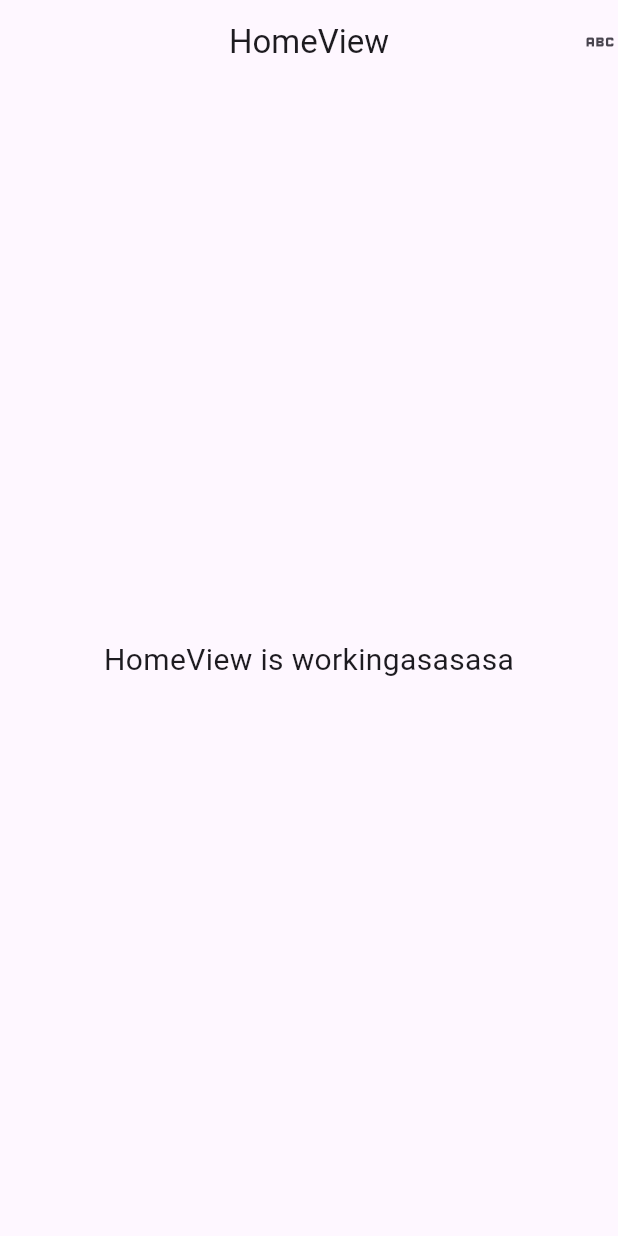
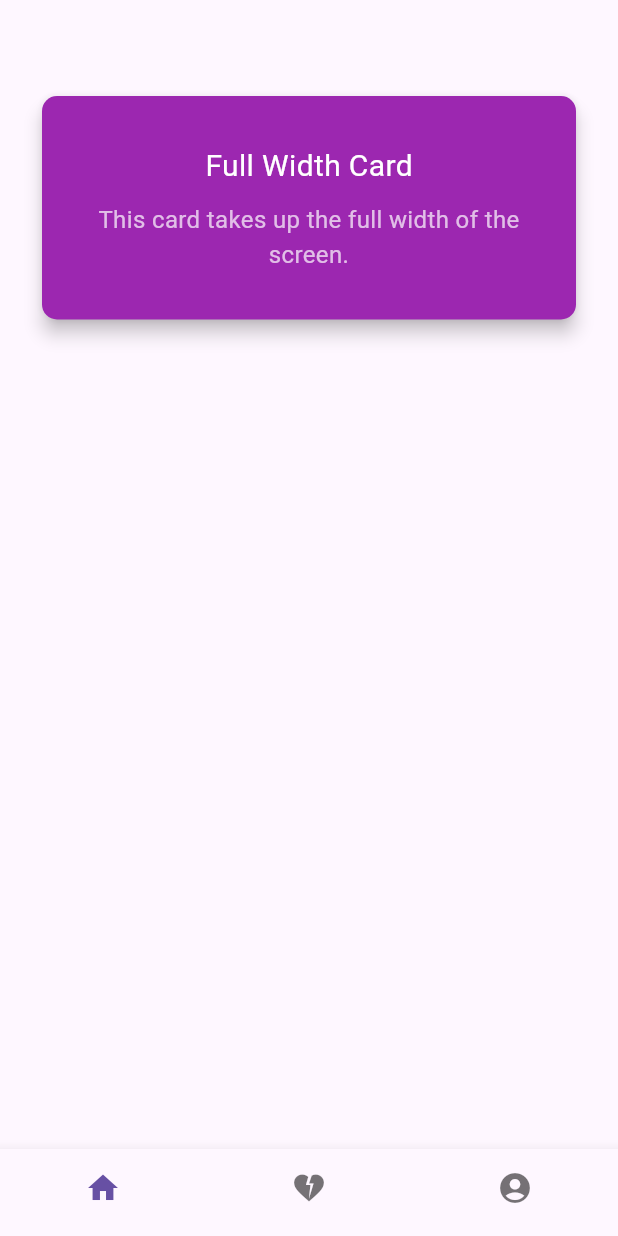
Before and after one commit to thanchayawikgithub/habit-frontend, a Flutter app: the screen it shows after launch, on a phone screen of 412 x 824 dp. Run offline on Flutter 3.47's test engine with Material 3 defaults, Android fonts, the light colour scheme and no system bars; our stand-ins replace get.

Commit message:
add habit and profile

```diff
--- /dev/null
+++ b/lib/app/layout/bottom_app_bar.dart
@@ -0,0 +1,18 @@
+import 'package:flutter/material.dart';
+
+class BottomAppBarWidget extends StatelessWidget {
+  @override
+  Widget build(BuildContext context) {
+    return BottomNavigationBar(
+      currentIndex: 0,
+      showUnselectedLabels: false,
+      showSelectedLabels: false,
+      items: [
+        BottomNavigationBarItem(label: "Home", icon: Icon(Icons.home)),
+        BottomNavigationBarItem(label: "Habit", icon: Icon(Icons.heart_broken)),
+        BottomNavigationBarItem(
+            label: "Profile", icon: Icon(Icons.account_circle))
+      ],
+    );
+  }
+}
--- a/lib/app/modules/home/views/home_view.dart
+++ b/lib/app/modules/home/views/home_view.dart
@@ -1,6 +1,7 @@
 import 'package:flutter/material.dart';
 
 import 'package:get/get.dart';
+import 'package:habit_frontend/app/layout/bottom_app_bar.dart';
 
 import '../controllers/home_controller.dart';
 
@@ -9,17 +10,45 @@ class HomeView extends GetView<HomeController> {
   @override
   Widget build(BuildContext context) {
     return Scaffold(
-      appBar: AppBar(
-        title: const Text('HomeView'),
-        centerTitle: true,
-        actions: [Icon(Icons.abc)],
-      ),
-      body: const Center(
-        child: Text(
-          'HomeView is workingasasasa',
-          style: TextStyle(fontSize: 20),
-        ),
-      ),
-    );
+        bottomNavigationBar: BottomAppBarWidget(),
+        body: Container(
+            padding: EdgeInsets.only(left: 24.0, right: 24.0, top: 60.0),
+            child: Column(
+              children: [
+                Center(
+                    child: Card(
+                  color: Colors.purple, // Set the card color to purple
+                  elevation: 5,
+                  shape: RoundedRectangleBorder(
+                    borderRadius: BorderRadius.circular(10),
+                  ),
+                  child: Padding(
+                    padding: const EdgeInsets.all(16.0),
+                    child: Container(
+                      width: MediaQuery.of(context)
+                          .size
+                          .width, // Set the card width to the screen width
+                      padding: EdgeInsets.all(16.0),
+                      child: Column(
+                        mainAxisSize: MainAxisSize.min,
+                        children: [
+                          Text(
+                            'Full Width Card',
+                            style: TextStyle(fontSize: 20, color: Colors.white),
+                          ),
+                          SizedBox(height: 10),
+                          Text(
+                            'This card takes up the full width of the screen.',
+                            style:
+                                TextStyle(fontSize: 16, color: Colors.white70),
+                            textAlign: TextAlign.center,
+                          ),
+                        ],
+                      ),
+                    ),
+                  ),
+                ))
+              ],
+            )));
   }
 }
--- a/lib/app/routes/app_pages.dart
+++ b/lib/app/routes/app_pages.dart
@@ -1,7 +1,11 @@
 import 'package:get/get.dart';
 
+import '../modules/habit/bindings/habit_binding.dart';
+import '../modules/habit/views/habit_view.dart';
 import '../modules/home/bindings/home_binding.dart';
 import '../modules/home/views/home_view.dart';
+import '../modules/profile/bindings/profile_binding.dart';
+import '../modules/profile/views/profile_view.dart';
 
 part 'app_routes.dart';
 
@@ -16,5 +20,20 @@ class AppPages {
       page: () => const HomeView(),
       binding: HomeBinding(),
     ),
+    GetPage(
+      name: _Paths.HOME,
+      page: () => const HomeView(),
+      binding: HomeBinding(),
+    ),
+    GetPage(
+      name: _Paths.HABIT,
+      page: () => const HabitView(),
+      binding: HabitBinding(),
+    ),
+    GetPage(
+      name: _Paths.PROFILE,
+      page: () => const ProfileView(),
+      binding: ProfileBinding(),
+    ),
   ];
 }
--- a/lib/app/routes/app_routes.dart
+++ b/lib/app/routes/app_routes.dart
@@ -4,9 +4,13 @@ part of 'app_pages.dart';
 abstract class Routes {
   Routes._();
   static const HOME = _Paths.HOME;
+  static const HABIT = _Paths.HABIT;
+  static const PROFILE = _Paths.PROFILE;
 }
 
 abstract class _Paths {
   _Paths._();
   static const HOME = '/home';
+  static const HABIT = '/habit';
+  static const PROFILE = '/profile';
 }
```
Also changed, not shown: lib/app/modules/habit/bindings/habit_binding.dart (added, +12 -0 lines), lib/app/modules/habit/controllers/habit_controller.dart (added, +23 -0 lines), lib/app/modules/habit/views/habit_view.dart (added, +24 -0 lines), lib/app/modules/profile/bindings/profile_binding.dart (added, +12 -0 lines), lib/app/modules/profile/controllers/profile_controller.dart (added, +23 -0 lines), lib/app/modules/profile/views/profile_view.dart (added, +24 -0 lines).
